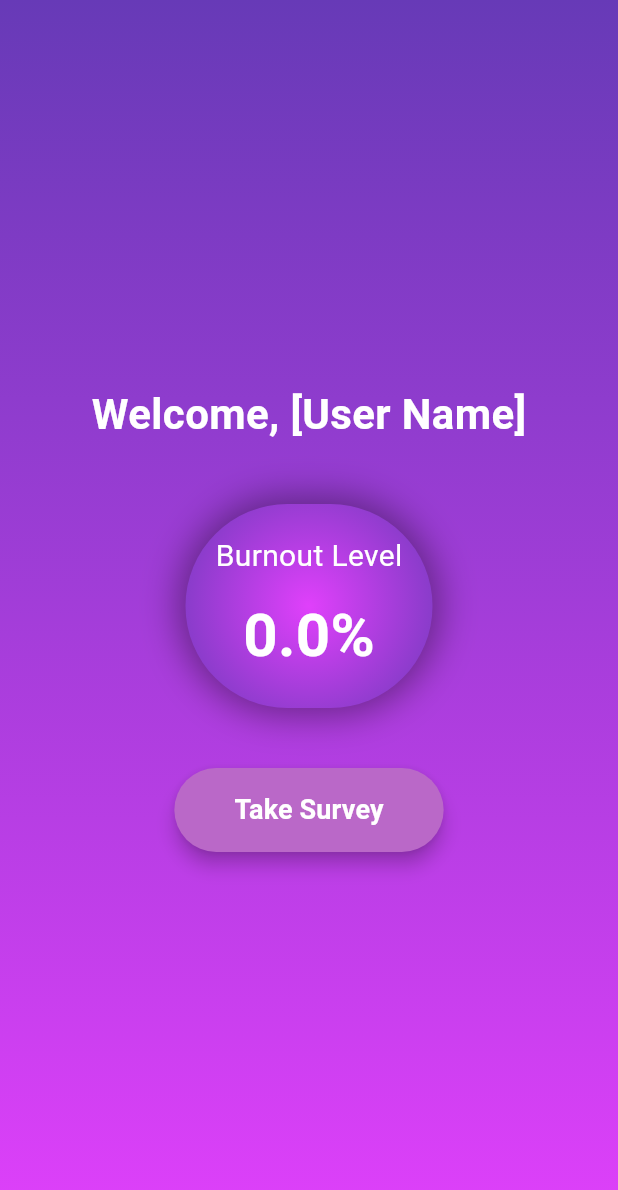
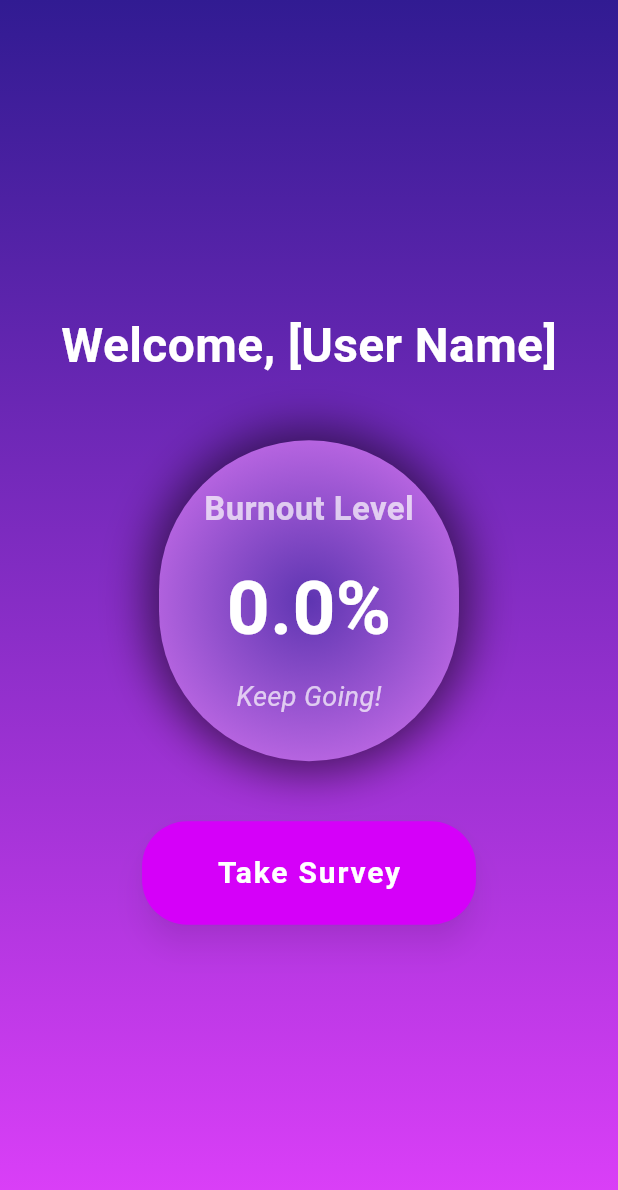
Before and after one commit to LokeshBUD/ValueHealthHackathon, a Flutter app: the screen it shows after launch, on a phone screen of 412 x 824 dp. Shown: the top 1190 px of the screen. Run offline on Flutter 3.47's test engine with Material 3 defaults, Android fonts, the phone set to English and light mode, and no system bars; Roboto replaces fonts that are missing (Montserrat).

Commit message:
Add files via upload

```diff
--- a/revive_ai/lib/anu/dashboard_page.dart
+++ b/revive_ai/lib/anu/dashboard_page.dart
@@ -17,7 +17,7 @@ class _DashboardPageState extends State<DashboardPage> {
           gradient: LinearGradient(
             begin: Alignment.topCenter,
             end: Alignment.bottomCenter,
-            colors: [Colors.deepPurple, Colors.purpleAccent],
+            colors: [Colors.deepPurple.shade900, Colors.purpleAccent.shade200],
           ),
         ),
         child: Center(
@@ -27,7 +27,7 @@ class _DashboardPageState extends State<DashboardPage> {
               Text(
                 'Welcome, [User Name]',
                 style: TextStyle(
-                  fontSize: 28,
+                  fontSize: 32,
                   fontWeight: FontWeight.bold,
                   color: Colors.white,
                   fontFamily: 'Montserrat',
@@ -38,12 +38,13 @@ class _DashboardPageState extends State<DashboardPage> {
               SizedBox(height: 40),
               ElevatedButton(
                 style: ElevatedButton.styleFrom(
-                  padding: EdgeInsets.symmetric(horizontal: 40, vertical: 15),
-                  backgroundColor: Colors.purple[300],
+                  padding: EdgeInsets.symmetric(horizontal: 50, vertical: 20),
+                  backgroundColor: Colors.purpleAccent.shade400,
                   shape: RoundedRectangleBorder(
                     borderRadius: BorderRadius.circular(30),
                   ),
-                  elevation: 5,
+                  elevation: 8,
+                  shadowColor: Colors.black38,
                 ),
                 onPressed: () async {
                   // Navigate to Survey page
@@ -54,7 +55,6 @@ class _DashboardPageState extends State<DashboardPage> {
 
                   if (result != null && result is List<String>) {
                     setState(() {
-                      // Assuming the result is a list of strings representing the survey results
                       burnoutLevel = _calculateBurnoutLevel(result);
                     });
                   }
@@ -62,9 +62,10 @@ class _DashboardPageState extends State<DashboardPage> {
                 child: Text(
                   'Take Survey',
                   style: TextStyle(
-                    fontSize: 18,
+                    fontSize: 20,
                     fontWeight: FontWeight.bold,
                     color: Colors.white,
+                    letterSpacing: 1.2,
                   ),
                 ),
               ),
@@ -90,19 +91,19 @@ class BurnoutGauge extends StatelessWidget {
   @override
   Widget build(BuildContext context) {
     return Container(
-      padding: EdgeInsets.all(20),
+      padding: EdgeInsets.all(30),
       decoration: BoxDecoration(
         gradient: RadialGradient(
-          colors: [Colors.purpleAccent, Colors.deepPurple],
+          colors: [Colors.deepPurple.shade600, Colors.purpleAccent.shade100],
           center: Alignment.center,
           radius: 0.85,
         ),
-        borderRadius: BorderRadius.circular(120),
+        borderRadius: BorderRadius.circular(150),
         boxShadow: [
           BoxShadow(
-            color: Colors.black38,
-            blurRadius: 20,
-            spreadRadius: 5,
+            color: Colors.black54,
+            blurRadius: 25,
+            spreadRadius: 8,
           ),
         ],
       ),
@@ -112,17 +113,31 @@ class BurnoutGauge extends StatelessWidget {
           Text(
             'Burnout Level',
             style: TextStyle(
-              fontSize: 20,
+              fontSize: 22,
+              color: Colors.white70,
+              fontWeight: FontWeight.w600,
+            ),
+          ),
+          SizedBox(height: 15),
+          Text(
+            '${burnoutLevel.toStringAsFixed(1)}%',
+            style: TextStyle(
+              fontSize: 50,
+              fontWeight: FontWeight.bold,
               color: Colors.white,
             ),
           ),
           SizedBox(height: 10),
           Text(
-            '${burnoutLevel.toStringAsFixed(1)}%',
+            burnoutLevel < 50
+                ? 'Keep Going!'
+                : burnoutLevel < 80
+                    ? 'Take a Break!'
+                    : 'Seek Help!',
             style: TextStyle(
-              fontSize: 40,
-              fontWeight: FontWeight.bold,
-              color: Colors.white,
+              fontSize: 18,
+              color: Colors.white70,
+              fontStyle: FontStyle.italic,
             ),
           ),
         ],
```
Also changed, not shown: revive_ai/lib/anu/login_page.dart (+32 -4 lines).
